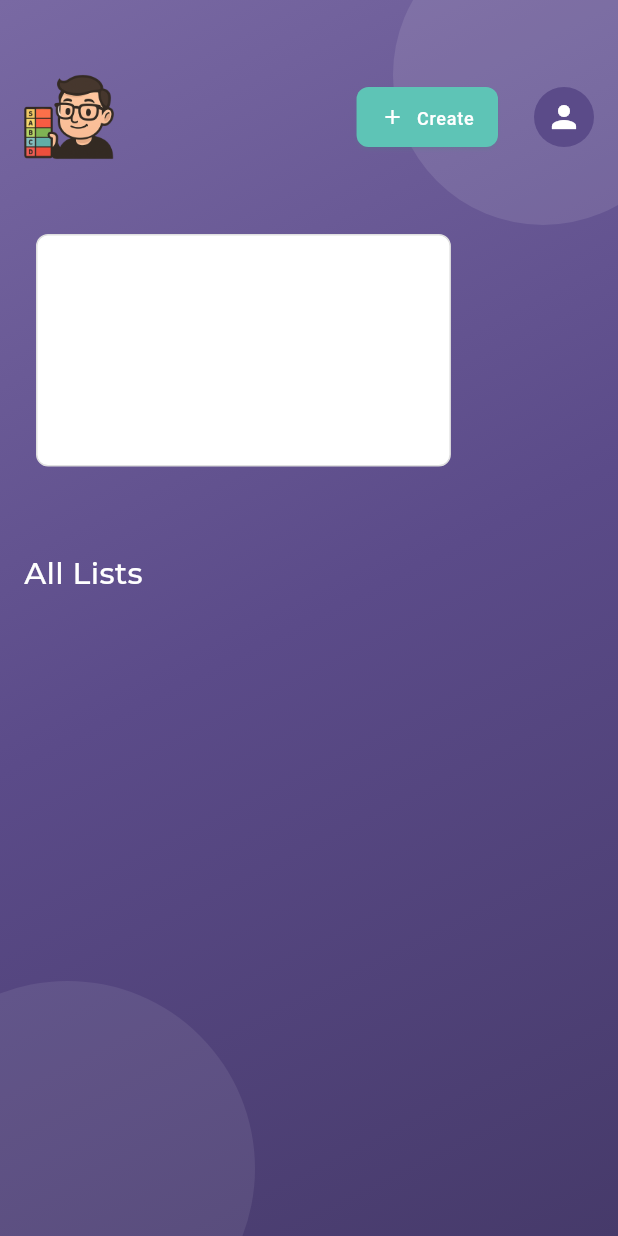
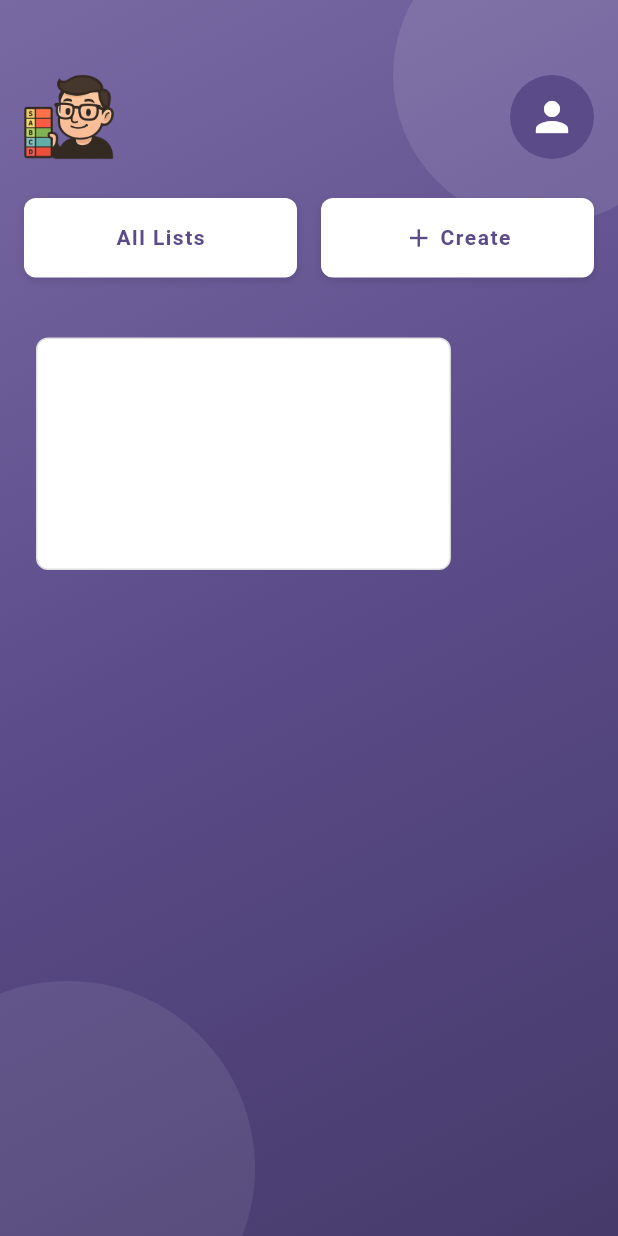
Before and after one commit to Waxmard/rinking-epp, a Flutter app: the HomeScreen screen opened by its route, on a phone screen of 412 x 824 dp. Run offline on Flutter 3.47's test engine with Material 3 defaults, Android fonts, the phone set to English and light mode, and no system bars; our stand-ins replace flutter_dotenv, flutter_secure_storage, google_fonts, google_sign_in; accounts and stored records are empty; network calls fail.

Commit message:
UI: Home screen layout refactor
* Refactored top row to include only the logo and profile avatar.
* Added new gesture detector for profile avatar to show profile menu.
* Implemented a separate container for action buttons with a new container design, improved spacing and layout adjustments.

```diff
--- a/ui/lib/screens/home_screen.dart
+++ b/ui/lib/screens/home_screen.dart
@@ -86,7 +86,7 @@ class _HomeScreenState extends State<HomeScreen> {
               child: Column(
                 crossAxisAlignment: CrossAxisAlignment.start,
                 children: [
-                  // Header row with logo, add button, and profile
+                  // Top row with logo and profile
                   Row(
                     mainAxisAlignment: MainAxisAlignment.spaceBetween,
                     children: [
@@ -96,33 +96,11 @@ class _HomeScreenState extends State<HomeScreen> {
                           // Navigate home (refresh)
                           Navigator.of(context).pushReplacementNamed('/');
                         },
-                        child: Row(
-                          children: [
-                            // Just use the logo image without text
-                            Image.asset(
+                        child: Image.asset(
                           'assets/images/logo-transparent.png',
                           height: 60,
                           width: 60,
                           fit: BoxFit.contain,
-                            ),
-                          ],
-                        ),
-                      ),
-
-                      // Action buttons
-                      Row(
-                        children: [
-                          // Add new list button
-                          Container(
-                            margin: EdgeInsets.only(right: AppSpacing.lg),
-                            child: AppButton(
-                              label: 'Create',
-                              onPressed: () {
-                                // TODO: Navigate to create list screen
-                              },
-                              variant: AppButtonVariant.secondary,
-                              size: AppButtonSize.small,
-                              icon: Icons.add,
                         ),
                       ),
 
@@ -132,25 +110,124 @@ class _HomeScreenState extends State<HomeScreen> {
                           _showProfileMenu(context);
                         },
                         child: CircleAvatar(
-                              radius: 20,
+                          radius: 28,
                           backgroundImage: userData?['photoUrl'] != null
                             ? userData!['photoUrl']!.startsWith('http')
                                 ? NetworkImage(userData['photoUrl']!)
                                 : AssetImage(userData['photoUrl']!) as ImageProvider
                             : null,
                           child: userData?['photoUrl'] == null
-                                ? const Icon(Icons.person)
+                            ? const Icon(Icons.person, size: 32)
                             : null,
                         ),
                       ),
                     ],
                   ),
+
+                  SizedBox(height: AppSpacing.lg),
+
+                  // Action buttons row
+                  Row(
+                    children: [
+                      Expanded(
+                        child: Container(
+                          margin: EdgeInsets.only(right: AppSpacing.sm),
+                          child: Container(
+                            decoration: BoxDecoration(
+                              color: Colors.white,
+                              borderRadius: AppBorders.md,
+                              boxShadow: [
+                                BoxShadow(
+                                  color: Colors.black.withOpacity(0.1),
+                                  blurRadius: 4,
+                                  offset: const Offset(0, 2),
+                                ),
+                              ],
+                            ),
+                            child: Material(
+                              color: Colors.transparent,
+                              child: InkWell(
+                                borderRadius: AppBorders.md,
+                                onTap: () {
+                                  Navigator.of(context).pushNamed('/lists');
+                                },
+                                child: Padding(
+                                  padding: EdgeInsets.symmetric(
+                                    horizontal: AppSpacing.md,
+                                    vertical: AppSpacing.md,
+                                  ),
+                                  child: Center(
+                                    child: Text(
+                                      'All Lists',
+                                      style: AppTypography.labelLarge.copyWith(
+                                        color: AppColors.primary,
+                                        fontWeight: FontWeight.w600,
+                                      ),
+                                    ),
+                                  ),
+                                ),
+                              ),
+                            ),
+                          ),
+                        ),
+                      ),
+                      Expanded(
+                        child: Container(
+                          margin: EdgeInsets.only(left: AppSpacing.sm),
+                          child: Container(
+                            decoration: BoxDecoration(
+                              color: Colors.white,
+                              borderRadius: AppBorders.md,
+                              boxShadow: [
+                                BoxShadow(
+                                  color: Colors.black.withOpacity(0.1),
+                                  blurRadius: 4,
+                                  offset: const Offset(0, 2),
+                                ),
+                              ],
+                            ),
+                            child: Material(
+                              color: Colors.transparent,
+                              child: InkWell(
+                                borderRadius: AppBorders.md,
+                                onTap: () {
+                                  // TODO: Navigate to create list screen
+                                },
+                                child: Padding(
+                                  padding: EdgeInsets.symmetric(
+                                    horizontal: AppSpacing.md,
+                                    vertical: AppSpacing.md,
+                                  ),
+                                  child: Center(
+                                    child: Row(
+                                      mainAxisSize: MainAxisSize.min,
+                                      children: [
+                                        Icon(
+                                          Icons.add,
+                                          size: 20,
+                                          color: AppColors.primary,
+                                        ),
+                                        SizedBox(width: AppSpacing.xs),
+                                        Text(
+                                          'Create',
+                                          style: AppTypography.labelLarge.copyWith(
+                                            color: AppColors.primary,
+                                            fontWeight: FontWeight.w600,
+                                          ),
+                                        ),
+                                      ],
+                                    ),
+                                  ),
+                                ),
+                              ),
+                            ),
+                          ),
+                        ),
+                      ),
                     ],
                   ),
 
                   SizedBox(height: AppSpacing.lg),
-                  // No greeting or username needed
-                  SizedBox(height: AppSpacing.sm),
                 ],
               ),
             ),
@@ -208,64 +285,16 @@ class _HomeScreenState extends State<HomeScreen> {
                     ),
                   SizedBox(height: AppSpacing.lg),
 
-                  // No Create New List button needed here anymore
-                  SizedBox(height: AppSpacing.lg),
-
-                  // All Lists Section Title
-                  Text(
-                    'All Lists',
-                    style: AppTypography.headlineSmall.copyWith(
-                      color: AppColors.textOnPrimary,
-                    ),
-                  ),
-                  SizedBox(height: AppSpacing.sm),
+                  // Content spacing
+                  SizedBox(height: AppSpacing.md),
                 ],
               ),
             ),
           ),
 
-          // User Lists
-          if (listProvider.lists.isEmpty && listProvider.isLoading)
+          // Bottom spacing for recent list
           SliverToBoxAdapter(
-              child: Center(
-                child: CircularProgressIndicator(
-                  valueColor: AlwaysStoppedAnimation<Color>(AppColors.textOnPrimary),
-                ),
-              ),
-            )
-          else if (listProvider.lists.isEmpty)
-            const SliverToBoxAdapter(
-              child: SizedBox(), // No need to show anything here if there are no lists
-            )
-          else
-            SliverList(
-              delegate: SliverChildBuilderDelegate(
-                (context, index) {
-                  final list = listProvider.lists[index];
-                  // Skip the most recent list if it's already shown above
-                  if (listProvider.recentList != null &&
-                      list.listId == listProvider.recentList!.listId) {
-                    return const SizedBox.shrink();
-                  }
-
-                  return ListCard(
-                    title: list.title,
-                    itemCount: list.itemCount,
-                    lastModified: list.updatedAt,
-                    onTap: () {
-                      // TODO: Navigate to list detail
-                    },
-                    onEdit: () {
-                      // TODO: Navigate to edit list
-                    },
-                    onDelete: () {
-                      // TODO: Confirm and delete list
-                      _showDeleteConfirmation(context, list.listId);
-                    },
-                  );
-                },
-                childCount: listProvider.lists.length,
-              ),
+            child: SizedBox(height: AppSpacing.md),
           ),
 
           // Bottom padding
```
Lines whose indentation alone changed are shown as unchanged.
